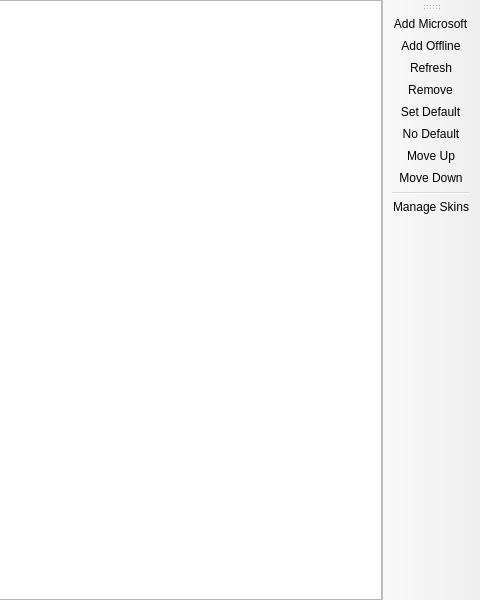
Qt form launcher/ui/pages/global/AccountListPage.ui (PrismLauncher/PrismLauncher) before a commit; both pictures show x 320 to 800 and y 0 to 600 of the 800 by 600 pixel window.
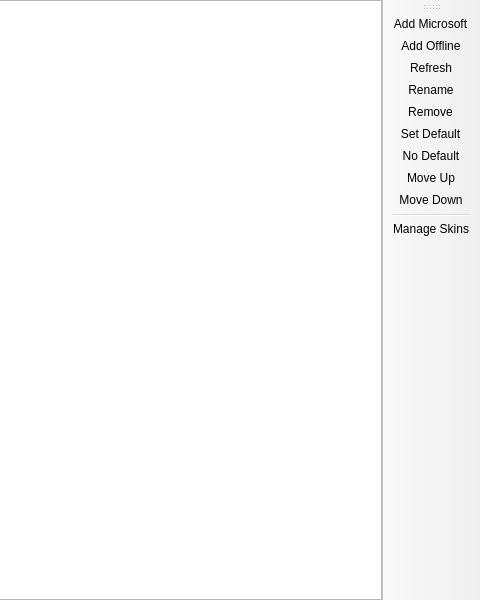
The same form after that commit. Custom widgets are drawn as their Qt base class.

Commit message: feat: add account rename support and fix settings help url

Diff of the .ui file:
```diff
--- a/launcher/ui/pages/global/AccountListPage.ui
+++ b/launcher/ui/pages/global/AccountListPage.ui
@@ -55,6 +55,7 @@
    <addaction name="actionAddMicrosoft"/>
    <addaction name="actionAddOffline"/>
    <addaction name="actionRefresh"/>
+   <addaction name="actionRename"/>
    <addaction name="actionRemove"/>
    <addaction name="actionSetDefault"/>
    <addaction name="actionNoDefault"/>
@@ -102,6 +103,14 @@
     <string>Refresh the account tokens</string>
    </property>
   </action>
+  <action name="actionRename">
+   <property name="text">
+    <string>Re&amp;name</string>
+   </property>
+   <property name="shortcut">
+    <string>F2</string>
+   </property>
+  </action>
   <action name="actionRemove">
    <property name="text">
     <string>Remo&amp;ve</string>
```
The commit also changes 6 other files.
